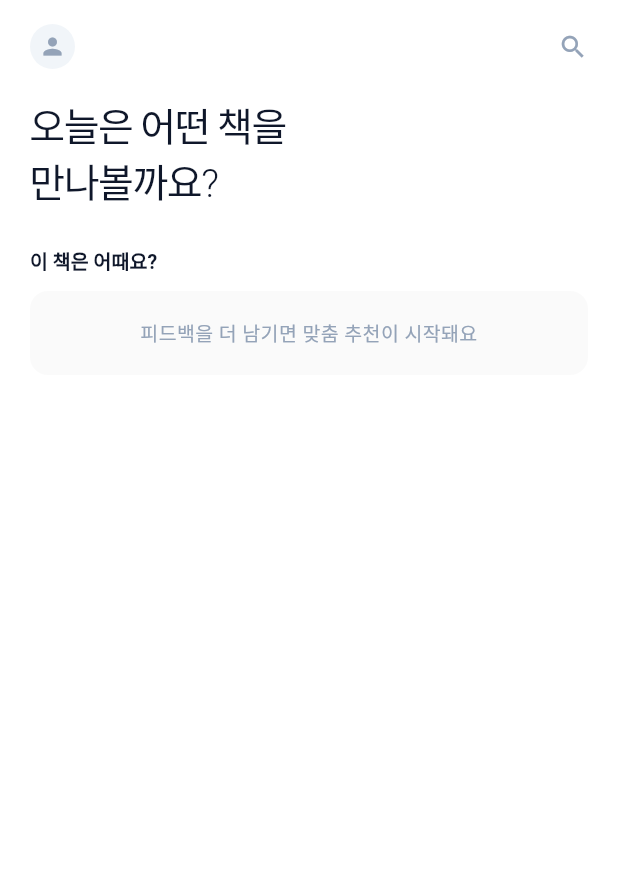
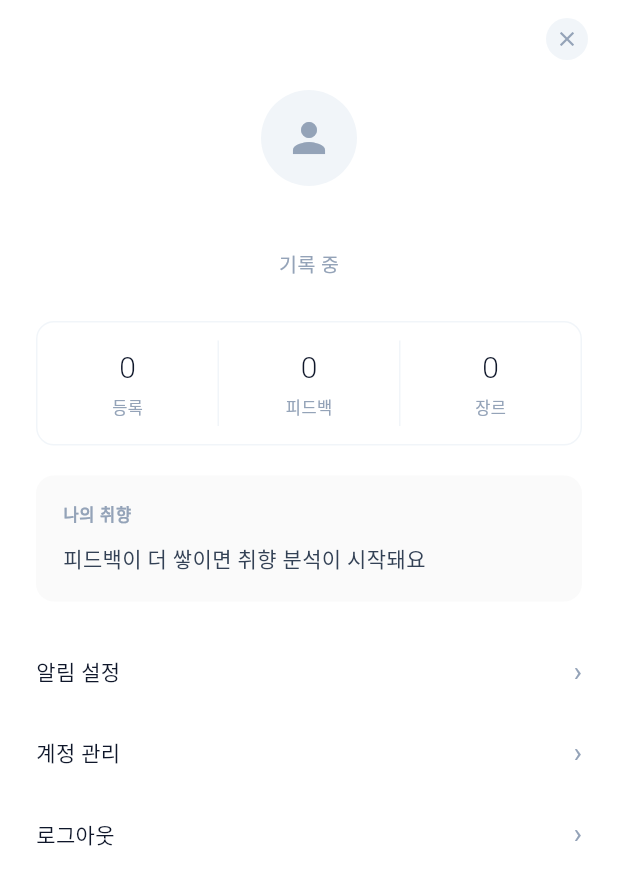
Before and after one commit to Curationforevth/curationproject, a Flutter app: the _HomeContent widget shown alone on an empty page, opened directly, after a tap on the "person" icon, on a phone screen of 412 x 824 dp. Shown: the top 885 px of the screen. Run offline on Flutter 3.47's test engine with Material 3 defaults, Android fonts, the phone set to English and light mode, and no system bars; our stand-ins replace flutter_dotenv, flutter_riverpod, go_router, google_fonts, palette_generator, supabase_flutter; missing offline and left inert: kakao_flutter_sdk_user; accounts and stored records are empty; network calls fail; Roboto replaces fonts that are missing (PretendardVariable).

Commit message:
feat: 취향/프로필 화면 + 홈 아바타 연결
- app/lib/features/profile/screens/taste_screen.dart 신규 생성
  - 프로필 섹션 (아바타, 이름, 기록 중 서브타이틀)
  - 통계 행 (등록/피드백/장르 count)
  - 취향 카드 Phase 2 플레이스홀더
  - 메뉴 아이템 (알림 설정, 계정 관리, 로그아웃)
- app_router.dart: /taste 라우트 추가
- home_screen.dart: 아바타 탭 → context.push('/taste') 연결

Co-Authored-By: Claude Sonnet 4.6 <noreply@anthropic.com>

```diff
--- a/app/lib/features/home/screens/home_screen.dart
+++ b/app/lib/features/home/screens/home_screen.dart
@@ -112,9 +112,7 @@ class _HomeContent extends ConsumerWidget {
             children: [
               // 아바타
               GestureDetector(
-                onTap: () {
-                  // TODO: 프로필 액션 (미구현)
-                },
+                onTap: () => context.push('/taste'),
                 child: Container(
                   width: 30,
                   height: 30,
--- /dev/null
+++ b/app/lib/features/profile/screens/taste_screen.dart
@@ -0,0 +1,274 @@
+import 'package:flutter/material.dart';
+import 'package:flutter_riverpod/flutter_riverpod.dart';
+import 'package:go_router/go_router.dart';
+import 'package:supabase_flutter/supabase_flutter.dart';
+import '../../../core/theme/app_colors.dart';
+import '../../../features/auth/providers/auth_provider.dart';
+import '../../../features/bookshelf/providers/bookshelf_provider.dart';
+import '../../../core/models/user_book.dart';
+
+class TasteScreen extends ConsumerWidget {
+  const TasteScreen({super.key});
+
+  @override
+  Widget build(BuildContext context, WidgetRef ref) {
+    final books = ref.watch(bookshelfProvider);
+    final authService = ref.read(authServiceProvider);
+    final user = Supabase.instance.client.auth.currentUser;
+
+    // Compute stats
+    final bookList = books.valueOrNull ?? <UserBook>[];
+    final totalCount = bookList.length;
+    final feedbackCount = bookList.where((ub) => ub.rating != null).length;
+    final genreCount = bookList
+        .map((ub) => ub.book?.genre)
+        .where((g) => g != null && g.isNotEmpty)
+        .toSet()
+        .length;
+
+    // Display name: use email prefix or fallback
+    final displayName = user?.email != null
+        ? user!.email!.split('@').first
+        : '사용자';
+
+    return Scaffold(
+      backgroundColor: AppColors.surface,
+      body: SafeArea(
+        child: Column(
+          children: [
+            // Top bar with close button
+            Padding(
+              padding: const EdgeInsets.fromLTRB(20, 12, 20, 0),
+              child: Row(
+                mainAxisAlignment: MainAxisAlignment.end,
+                children: [
+                  GestureDetector(
+                    onTap: () => context.pop(),
+                    child: Container(
+                      width: 28,
+                      height: 28,
+                      decoration: const BoxDecoration(
+                        color: Color(0xFFF1F5F9),
+                        shape: BoxShape.circle,
+                      ),
+                      child: const Icon(
+                        Icons.close,
+                        size: 16,
+                        color: Color(0xFF94A3B8),
+                      ),
+                    ),
+                  ),
+                ],
+              ),
+            ),
+
+            Expanded(
+              child: SingleChildScrollView(
+                padding: const EdgeInsets.fromLTRB(24, 20, 24, 32),
+                child: Column(
+                  crossAxisAlignment: CrossAxisAlignment.stretch,
+                  children: [
+                    // Profile section
+                    Column(
+                      children: [
+                        Container(
+                          width: 64,
+                          height: 64,
+                          decoration: const BoxDecoration(
+                            color: Color(0xFFF1F5F9),
+                            shape: BoxShape.circle,
+                          ),
+                          child: const Icon(
+                            Icons.person,
+                            size: 32,
+                            color: Color(0xFF94A3B8),
+                          ),
+                        ),
+                        const SizedBox(height: 12),
+                        Text(
+                          displayName,
+                          style: const TextStyle(
+                            fontSize: 18,
+                            fontWeight: FontWeight.w500,
+                            color: Color(0xFF0F172A),
+                          ),
+                        ),
+                        const SizedBox(height: 4),
+                        const Text(
+                          '기록 중',
+                          style: TextStyle(
+                            fontSize: 13,
+                            color: Color(0xFF94A3B8),
+                          ),
+                        ),
+                      ],
+                    ),
+
+                    const SizedBox(height: 28),
+
+                    // Stats row
+                    Container(
+                      decoration: BoxDecoration(
+                        border: Border.all(color: const Color(0xFFF1F5F9)),
+                        borderRadius: BorderRadius.circular(12),
+                      ),
+                      child: IntrinsicHeight(
+                        child: Row(
+                          children: [
+                            _StatItem(label: '등록', value: totalCount),
+                            _StatDivider(),
+                            _StatItem(label: '피드백', value: feedbackCount),
+                            _StatDivider(),
+                            _StatItem(label: '장르', value: genreCount),
+                          ],
+                        ),
+                      ),
+                    ),
+
+                    const SizedBox(height: 20),
+
+                    // 취향 카드 (Phase 2 placeholder)
+                    Container(
+                      padding: const EdgeInsets.all(18),
+                      decoration: BoxDecoration(
+                        color: const Color(0xFFFAFAFA),
+                        borderRadius: BorderRadius.circular(12),
+                      ),
+                      child: Column(
+                        crossAxisAlignment: CrossAxisAlignment.start,
+                        children: [
+                          const Text(
+                            '나의 취향',
+                            style: TextStyle(
+                              fontSize: 11,
+                              fontWeight: FontWeight.w600,
+                              color: Color(0xFF94A3B8),
+                              letterSpacing: 0.5,
+                            ),
+                          ),
+                          const SizedBox(height: 10),
+                          const Text(
+                            '피드백이 더 쌓이면 취향 분석이 시작돼요',
+                            style: TextStyle(
+                              fontSize: 14,
+                              color: Color(0xFF334155),
+                            ),
+                          ),
+                        ],
+                      ),
+                    ),
+
+                    const SizedBox(height: 20),
+
+                    // Menu items
+                    _MenuItem(
+                      label: '알림 설정',
+                      onTap: null,
+                    ),
+                    _MenuItem(
+                      label: '계정 관리',
+                      onTap: null,
+                    ),
+                    _MenuItem(
+                      label: '로그아웃',
+                      onTap: () async {
+                        await authService.signOut();
+                        if (context.mounted) {
+                          context.go('/login');
+                        }
+                      },
+                    ),
+                  ],
+                ),
+              ),
+            ),
+          ],
+        ),
+      ),
+    );
+  }
+}
+
+class _StatItem extends StatelessWidget {
+  final String label;
+  final int value;
+
+  const _StatItem({required this.label, required this.value});
+
+  @override
+  Widget build(BuildContext context) {
+    return Expanded(
+      child: Padding(
+        padding: const EdgeInsets.symmetric(vertical: 16),
+        child: Column(
+          children: [
+            Text(
+              '$value',
+              style: const TextStyle(
+                fontSize: 20,
+                fontWeight: FontWeight.w300,
+                color: Color(0xFF0F172A),
+              ),
+            ),
+            const SizedBox(height: 4),
+            Text(
+              label,
+              style: const TextStyle(
+                fontSize: 11,
+                color: Color(0xFF94A3B8),
+              ),
+            ),
+          ],
+        ),
+      ),
+    );
+  }
+}
+
+class _StatDivider extends StatelessWidget {
+  @override
+  Widget build(BuildContext context) {
+    return Container(
+      width: 1,
+      color: const Color(0xFFF1F5F9),
+      margin: const EdgeInsets.symmetric(vertical: 12),
+    );
+  }
+}
+
+class _MenuItem extends StatelessWidget {
+  final String label;
+  final VoidCallback? onTap;
+
+  const _MenuItem({required this.label, this.onTap});
+
+  @override
+  Widget build(BuildContext context) {
+    return GestureDetector(
+      onTap: onTap,
+      behavior: HitTestBehavior.opaque,
+      child: Padding(
+        padding: const EdgeInsets.symmetric(horizontal: 0, vertical: 14),
+        child: Row(
+          mainAxisAlignment: MainAxisAlignment.spaceBetween,
+          children: [
+            Text(
+              label,
+              style: const TextStyle(
+                fontSize: 14,
+                color: Color(0xFF0F172A),
+              ),
+            ),
+            const Text(
+              '›',
+              style: TextStyle(
+                fontSize: 18,
+                color: Color(0xFF94A3B8),
+              ),
+            ),
+          ],
+        ),
+      ),
+    );
+  }
+}
--- a/app/lib/routing/app_router.dart
+++ b/app/lib/routing/app_router.dart
@@ -9,6 +9,7 @@ import '../features/home/screens/home_screen.dart';
 import '../features/library/screens/library_screen.dart';
 import '../features/register/screens/register_flow_screen.dart';
 import '../features/search/screens/book_search_screen.dart';
+import '../features/profile/screens/taste_screen.dart';
 import '../features/shell/screens/app_shell.dart';
 
 GoRouter createRouter(AuthNotifier authNotifier) {
@@ -82,6 +83,10 @@ GoRouter createRouter(AuthNotifier authNotifier) {
           userBookId: state.pathParameters['userBookId']!,
         ),
       ),
+      GoRoute(
+        path: '/taste',
+        builder: (context, state) => const TasteScreen(),
+      ),
     ],
   );
 }
```
